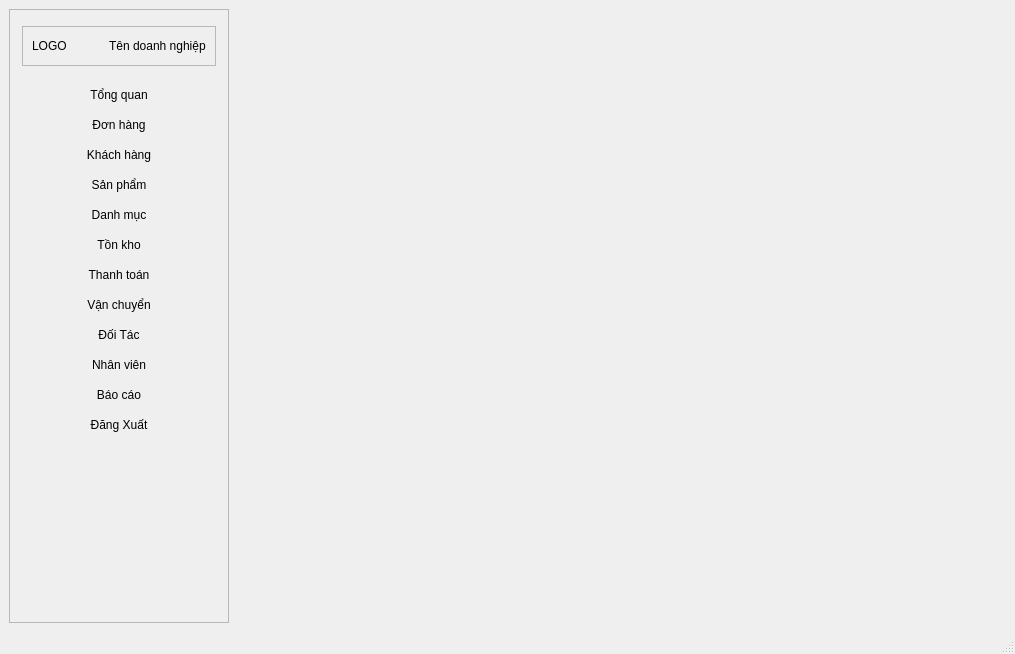
thinh-doan/sales-and-warehouse-management-system, file ui/main_window.ui: the form before one commit.
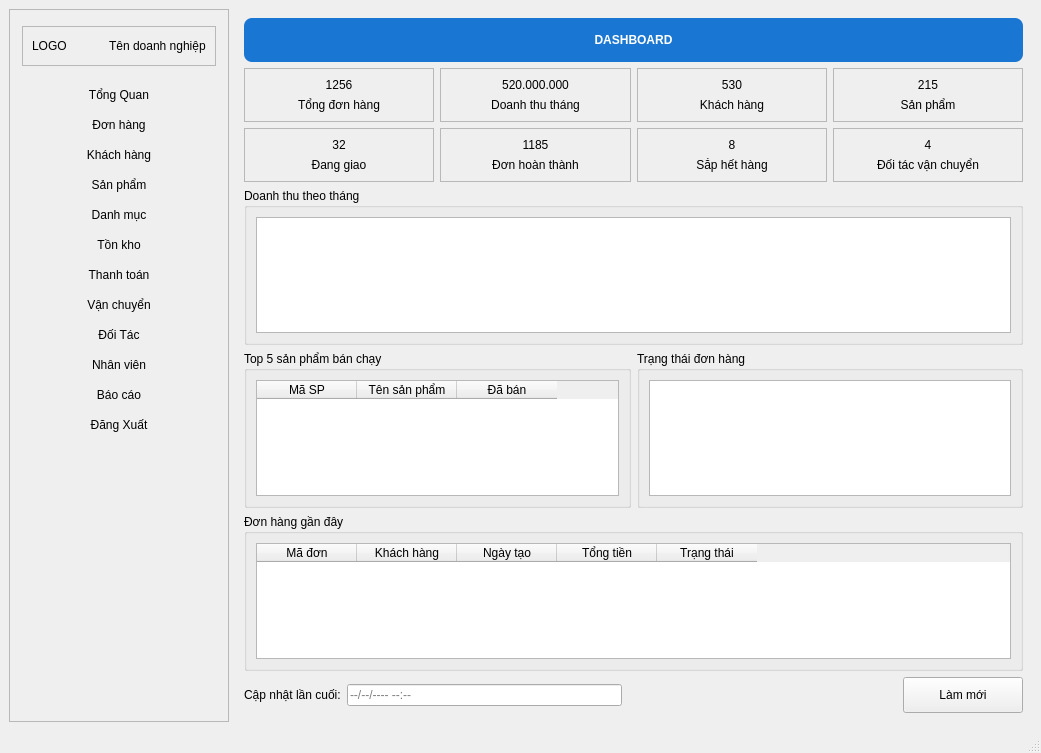
The form after the commit. The open tabs and pages were chosen to show the change. Custom widgets are drawn as their Qt base class.

Diff of the .ui file:
```diff
--- a/ui/main_window.ui
+++ b/ui/main_window.ui
@@ -6,8 +6,8 @@
    <rect>
     <x>0</x>
     <y>0</y>
-    <width>1015</width>
-    <height>654</height>
+    <width>1041</width>
+    <height>753</height>
    </rect>
   </property>
   <property name="windowTitle">
@@ -102,7 +102,7 @@
        <item>
         <widget class="QPushButton" name="btnTongQuan">
          <property name="text">
-          <string>Tổng quan</string>
+          <string>Tổng Quan</string>
          </property>
          <property name="flat">
           <bool>true</bool>
@@ -240,7 +240,435 @@
       <property name="currentIndex">
        <number>9</number>
       </property>
-      <widget class="QWidget" name="pageTongQuan"/>
+      <widget class="QWidget" name="pageTongQuan">
+       <layout class="QVBoxLayout" name="verticalLayout_11">
+        <item>
+         <widget class="QLabel" name="lblTitle_11">
+          <property name="styleSheet">
+           <string>
+font: 18pt &quot;Arial&quot;;
+font-weight:bold;
+color:white;
+background:#1976D2;
+padding:15px;
+border-radius:8px;
+       </string>
+          </property>
+          <property name="text">
+           <string>DASHBOARD</string>
+          </property>
+          <property name="alignment">
+           <set>Qt::AlignCenter</set>
+          </property>
+         </widget>
+        </item>
+        <item>
+         <layout class="QGridLayout" name="gridKPI">
+          <item row="0" column="0">
+           <widget class="QFrame" name="frmTotalOrder">
+            <property name="frameShape">
+             <enum>QFrame::StyledPanel</enum>
+            </property>
+            <layout class="QVBoxLayout" name="_12">
+             <item>
+              <widget class="QLabel" name="lblTongDonHang">
+               <property name="text">
+                <string>1256</string>
+               </property>
+               <property name="alignment">
+                <set>Qt::AlignCenter</set>
+               </property>
+              </widget>
+             </item>
+             <item>
+              <widget class="QLabel" name="lblTotalOrder">
+               <property name="text">
+                <string>Tổng đơn hàng</string>
+               </property>
+               <property name="alignment">
+                <set>Qt::AlignCenter</set>
+               </property>
+              </widget>
+             </item>
+            </layout>
+           </widget>
+          </item>
+          <item row="0" column="1">
+           <widget class="QFrame" name="frmRevenue">
+            <property name="frameShape">
+             <enum>QFrame::StyledPanel</enum>
+            </property>
+            <layout class="QVBoxLayout" name="_13">
+             <item>
+              <widget class="QLabel" name="lblDoanhThuThang">
+               <property name="text">
+                <string>520.000.000</string>
+               </property>
+               <property name="alignment">
+                <set>Qt::AlignCenter</set>
+               </property>
+              </widget>
+             </item>
+             <item>
+              <widget class="QLabel" name="lblRevenue">
+               <property name="text">
+                <string>Doanh thu tháng</string>
+               </property>
+               <property name="alignment">
+                <set>Qt::AlignCenter</set>
+               </property>
+              </widget>
+             </item>
+            </layout>
+           </widget>
+          </item>
+          <item row="0" column="2">
+           <widget class="QFrame" name="frmCustomer">
+            <property name="frameShape">
+             <enum>QFrame::StyledPanel</enum>
+            </property>
+            <layout class="QVBoxLayout" name="_14">
+             <item>
+              <widget class="QLabel" name="lblKhachHang">
+               <property name="text">
+                <string>530</string>
+               </property>
+               <property name="alignment">
+                <set>Qt::AlignCenter</set>
+               </property>
+              </widget>
+             </item>
+             <item>
+              <widget class="QLabel" name="lblCustomer">
+               <property name="text">
+                <string>Khách hàng</string>
+               </property>
+               <property name="alignment">
+                <set>Qt::AlignCenter</set>
+               </property>
+              </widget>
+             </item>
+            </layout>
+           </widget>
+          </item>
+          <item row="0" column="3">
+           <widget class="QFrame" name="frmProduct">
+            <property name="frameShape">
+             <enum>QFrame::StyledPanel</enum>
+            </property>
+            <layout class="QVBoxLayout" name="_15">
+             <item>
+              <widget class="QLabel" name="lblSanPham">
+               <property name="text">
+                <string>215</string>
+               </property>
+               <property name="alignment">
+                <set>Qt::AlignCenter</set>
+               </property>
+              </widget>
+             </item>
+             <item>
+              <widget class="QLabel" name="lblProduct">
+               <property name="text">
+                <string>Sản phẩm</string>
+               </property>
+               <property name="alignment">
+                <set>Qt::AlignCenter</set>
+               </property>
+              </widget>
+             </item>
+            </layout>
+           </widget>
+          </item>
+         </layout>
+        </item>
+        <item>
+         <layout class="QGridLayout" name="gridKPI2">
+          <item row="0" column="0">
+           <widget class="QFrame" name="frmShipment">
+            <property name="frameShape">
+             <enum>QFrame::StyledPanel</enum>
+            </property>
+            <layout class="QVBoxLayout" name="_8">
+             <item>
+              <widget class="QLabel" name="lblDangGiao">
+               <property name="text">
+                <string>32</string>
+               </property>
+               <property name="alignment">
+                <set>Qt::AlignCenter</set>
+               </property>
+              </widget>
+             </item>
+             <item>
+              <widget class="QLabel" name="lblShipment">
+               <property name="text">
+                <string>Đang giao</string>
+               </property>
+               <property name="alignment">
+                <set>Qt::AlignCenter</set>
+               </property>
+              </widget>
+             </item>
+            </layout>
+           </widget>
+          </item>
+          <item row="0" column="1">
+           <widget class="QFrame" name="frmCompleted">
+            <property name="frameShape">
+             <enum>QFrame::StyledPanel</enum>
+            </property>
+            <layout class="QVBoxLayout" name="_9">
+             <item>
+              <widget class="QLabel" name="lblDonHoanThanh">
+               <property name="text">
+                <string>1185</string>
+               </property>
+               <property name="alignment">
+                <set>Qt::AlignCenter</set>
+               </property>
+              </widget>
+             </item>
+             <item>
+              <widget class="QLabel" name="lblCompleted_2">
+               <property name="text">
+                <string>Đơn hoàn thành</string>
+               </property>
+               <property name="alignment">
+                <set>Qt::AlignCenter</set>
+               </property>
+              </widget>
+             </item>
+            </layout>
+           </widget>
+          </item>
+          <item row="0" column="2">
+           <widget class="QFrame" name="frmLowStock">
+            <property name="frameShape">
+             <enum>QFrame::StyledPanel</enum>
+            </property>
+            <layout class="QVBoxLayout" name="_10">
+             <item>
+              <widget class="QLabel" name="lblSapHetHang">
+               <property name="text">
+                <string>8</string>
+               </property>
+               <property name="alignment">
+                <set>Qt::AlignCenter</set>
+               </property>
+              </widget>
+             </item>
+             <item>
+              <widget class="QLabel" name="lblLowStock">
+               <property name="text">
+                <string>Sắp hết hàng</string>
+               </property>
+               <property name="alignment">
+                <set>Qt::AlignCenter</set>
+               </property>
+              </widget>
+             </item>
+            </layout>
+           </widget>
+          </item>
+          <item row="0" column="3">
+           <widget class="QFrame" name="frmPartner">
+            <property name="frameShape">
+             <enum>QFrame::StyledPanel</enum>
+            </property>
+            <layout class="QVBoxLayout" name="_11">
+             <item>
+              <widget class="QLabel" name="lblDoiTacVC">
+               <property name="text">
+                <string>4</string>
+               </property>
+               <property name="alignment">
+                <set>Qt::AlignCenter</set>
+               </property>
+              </widget>
+             </item>
+             <item>
+              <widget class="QLabel" name="lblPartner">
+               <property name="text">
+                <string>Đối tác vận chuyển</string>
+               </property>
+               <property name="alignment">
+                <set>Qt::AlignCenter</set>
+               </property>
+              </widget>
+             </item>
+            </layout>
+           </widget>
+          </item>
+         </layout>
+        </item>
+        <item>
+         <widget class="QGroupBox" name="grpRevenueChart">
+          <property name="title">
+           <string>Doanh thu theo tháng</string>
+          </property>
+          <layout class="QVBoxLayout" name="_16">
+           <item>
+            <widget class="QChartView" name="chartDoanhThu"/>
+           </item>
+          </layout>
+         </widget>
+        </item>
+        <item>
+         <layout class="QHBoxLayout" name="horizontalLayoutStatistic">
+          <item>
+           <widget class="QGroupBox" name="grpTopProduct">
+            <property name="title">
+             <string>Top 5 sản phẩm bán chạy</string>
+            </property>
+            <layout class="QVBoxLayout" name="verticalLayoutTopProduct">
+             <item>
+              <widget class="QTableWidget" name="tblTopProduct">
+               <property name="editTriggers">
+                <set>QAbstractItemView::NoEditTriggers</set>
+               </property>
+               <property name="alternatingRowColors">
+                <bool>true</bool>
+               </property>
+               <property name="selectionBehavior">
+                <enum>QAbstractItemView::SelectRows</enum>
+               </property>
+               <property name="columnCount">
+                <number>3</number>
+               </property>
+               <column>
+                <property name="text">
+                 <string>Mã SP</string>
+                </property>
+               </column>
+               <column>
+                <property name="text">
+                 <string>Tên sản phẩm</string>
+                </property>
+               </column>
+               <column>
+                <property name="text">
+                 <string>Đã bán</string>
+                </property>
+               </column>
+              </widget>
+             </item>
+            </layout>
+           </widget>
+          </item>
+          <item>
+           <widget class="QGroupBox" name="grpOrderStatus">
+            <property name="title">
+             <string>Trạng thái đơn hàng</string>
+            </property>
+            <layout class="QVBoxLayout" name="verticalLayoutStatus">
+             <item>
+              <widget class="QChartView" name="chartTrangThaiGiaoHang"/>
+             </item>
+            </layout>
+           </widget>
+          </item>
+         </layout>
+        </item>
+        <item>
+         <widget class="QGroupBox" name="grpRecentOrder">
+          <property name="title">
+           <string>Đơn hàng gần đây</string>
+          </property>
+          <layout class="QVBoxLayout" name="verticalLayoutRecentOrder">
+           <item>
+            <widget class="QTableWidget" name="tblRecentOrder">
+             <property name="editTriggers">
+              <set>QAbstractItemView::NoEditTriggers</set>
+             </property>
+             <property name="alternatingRowColors">
+              <bool>true</bool>
+             </property>
+             <property name="selectionBehavior">
+              <enum>QAbstractItemView::SelectRows</enum>
+             </property>
+             <property name="columnCount">
+              <number>5</number>
+             </property>
+             <column>
+              <property name="text">
+               <string>Mã đơn</string>
+              </property>
+             </column>
+             <column>
+              <property name="text">
+               <string>Khách hàng</string>
+              </property>
+             </column>
+             <column>
+              <property name="text">
+               <string>Ngày tạo</string>
+              </property>
+             </column>
+             <column>
+              <property name="text">
+               <string>Tổng tiền</string>
+              </property>
+             </column>
+             <column>
+              <property name="text">
+               <string>Trạng thái</string>
+              </property>
+             </column>
+            </widget>
+           </item>
+          </layout>
+         </widget>
+        </item>
+        <item>
+         <layout class="QHBoxLayout" name="horizontalLayoutFooter">
+          <item>
+           <widget class="QLabel" name="lblLastUpdateTitle">
+            <property name="text">
+             <string>Cập nhật lần cuối:</string>
+            </property>
+           </widget>
+          </item>
+          <item>
+           <widget class="QLineEdit" name="txtLastUpdate">
+            <property name="readOnly">
+             <bool>true</bool>
+            </property>
+            <property name="placeholderText">
+             <string>--/--/---- --:--</string>
+            </property>
+           </widget>
+          </item>
+          <item>
+           <spacer name="horizontalSpacerFooter">
+            <property name="orientation">
+             <enum>Qt::Horizontal</enum>
+            </property>
+            <property name="sizeHint" stdset="0">
+             <size>
+              <width>40</width>
+              <height>20</height>
+             </size>
+            </property>
+           </spacer>
+          </item>
+          <item>
+           <widget class="QPushButton" name="btnRefreshDashboard">
+            <property name="minimumSize">
+             <size>
+              <width>120</width>
+              <height>36</height>
+             </size>
+            </property>
+            <property name="text">
+             <string>Làm mới</string>
+            </property>
+           </widget>
+          </item>
+         </layout>
+        </item>
+       </layout>
+      </widget>
       <widget class="QWidget" name="pageDonHang">
        <layout class="QVBoxLayout" name="verticalLayout_4">
         <item>
@@ -1633,6 +2061,13 @@
   </widget>
   <widget class="QStatusBar" name="phanTuStatusbar"/>
  </widget>
+ <customwidgets>
+  <customwidget>
+   <class>QChartView</class>
+   <extends>QGraphicsView</extends>
+   <header>QtCharts/QChartView</header>
+  </customwidget>
+ </customwidgets>
  <resources/>
  <connections/>
 </ui>
```
Left out of the diff: 349 changed lines with no effect on the pictures.
